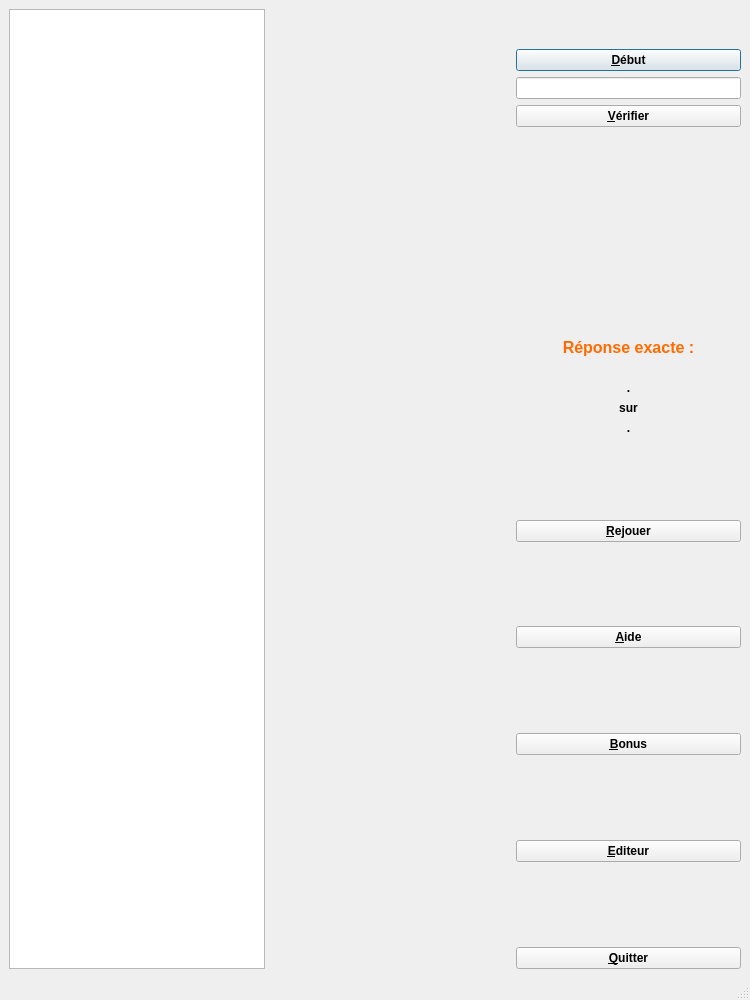
Before: the Qt Designer form exercice.ui in Txikilinux/leterrier-calculment, drawn with Qt 5.
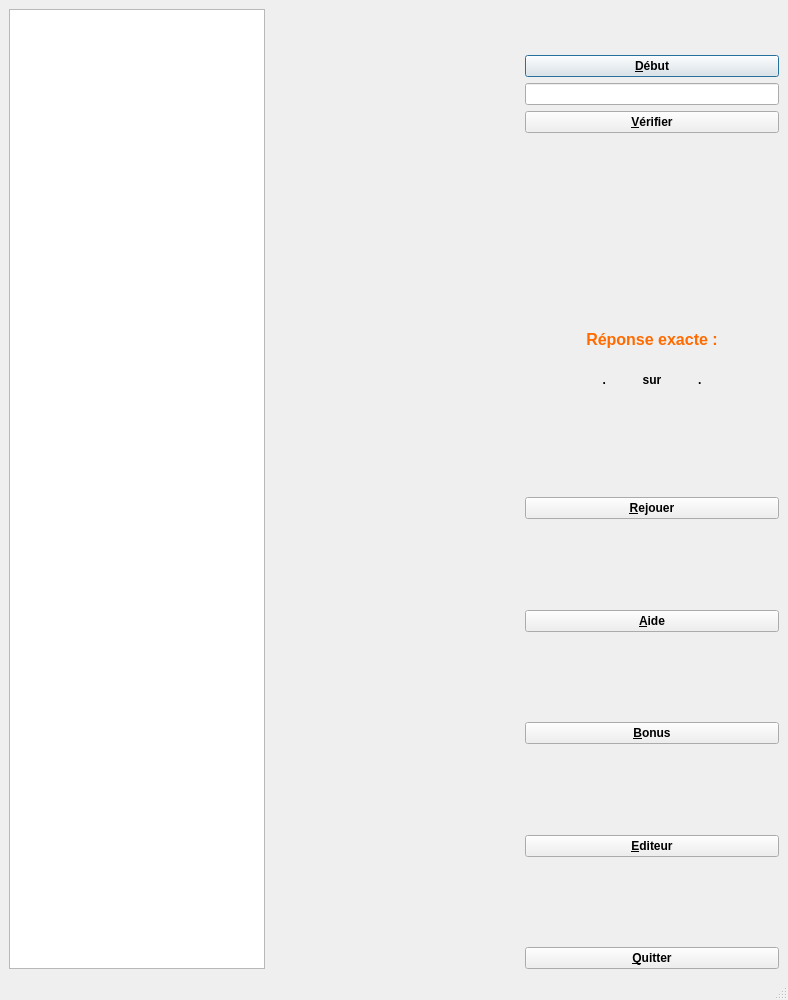
After: the same form once the commit is applied. Icons and pictures are not drawn. Custom widgets are drawn as their Qt base class.

Commit message: Mise en une seule ligne du compte des points (-> 10 pouces)

```diff
--- a/exercice.ui
+++ b/exercice.ui
@@ -9,7 +9,7 @@
    <rect>
     <x>0</x>
     <y>0</y>
-    <width>750</width>
+    <width>788</width>
     <height>1000</height>
    </rect>
   </property>
@@ -23,9 +23,6 @@
     </item>
     <item row="0" column="2">
      <layout class="QVBoxLayout" name="verticalLayout_3">
-      <property name="leftMargin">
-       <number>10</number>
-      </property>
       <item>
        <spacer name="verticalSpacer_5">
         <property name="orientation">
@@ -37,7 +34,7 @@
         <property name="sizeHint" stdset="0">
          <size>
           <width>20</width>
-          <height>10</height>
+          <height>13</height>
          </size>
         </property>
        </spacer>
@@ -63,7 +60,7 @@
         <property name="sizeHint" stdset="0">
          <size>
           <width>20</width>
-          <height>10</height>
+          <height>13</height>
          </size>
         </property>
        </spacer>
@@ -149,22 +146,6 @@
           </property>
          </widget>
         </item>
-        <item>
-         <widget class="QLabel" name="lblMsg">
-          <property name="font">
-           <font>
-            <weight>75</weight>
-            <bold>true</bold>
-           </font>
-          </property>
-          <property name="text">
-           <string/>
-          </property>
-          <property name="alignment">
-           <set>Qt::AlignCenter</set>
-          </property>
-         </widget>
-        </item>
         <item>
          <widget class="QLabel" name="lblMsgReponse">
           <property name="enabled">
@@ -196,6 +177,8 @@
          </widget>
         </item>
         <item>
+         <layout class="QHBoxLayout" name="horizontalLayout">
+          <item>
          <widget class="QLabel" name="lblPoints">
           <property name="font">
            <font>
@@ -207,7 +190,7 @@
            <string>.</string>
           </property>
           <property name="alignment">
-           <set>Qt::AlignCenter</set>
+             <set>Qt::AlignRight|Qt::AlignTrailing|Qt::AlignVCenter</set>
           </property>
          </widget>
         </item>
@@ -239,11 +222,29 @@
            <string>.</string>
           </property>
           <property name="alignment">
+             <set>Qt::AlignLeading|Qt::AlignLeft|Qt::AlignVCenter</set>
+            </property>
+           </widget>
+          </item>
+         </layout>
+        </item>
+       </layout>
+      </item>
+      <item>
+       <widget class="QLabel" name="lblMsg">
+        <property name="font">
+         <font>
+          <weight>75</weight>
+          <bold>true</bold>
+         </font>
+        </property>
+        <property name="text">
+         <string/>
+        </property>
+        <property name="alignment">
            <set>Qt::AlignCenter</set>
           </property>
          </widget>
-        </item>
-       </layout>
       </item>
       <item>
        <spacer name="verticalSpacer">
```
Left out of the diff: 28 changed lines with no effect on the pictures. Lines whose indentation alone changed are shown as unchanged.
